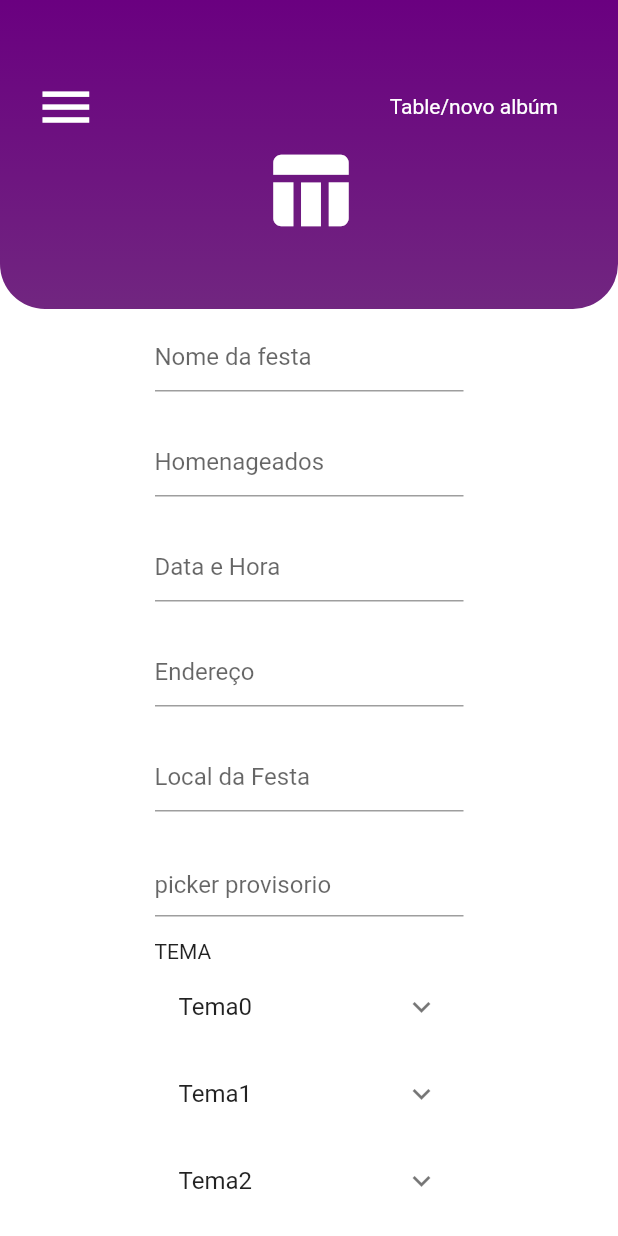
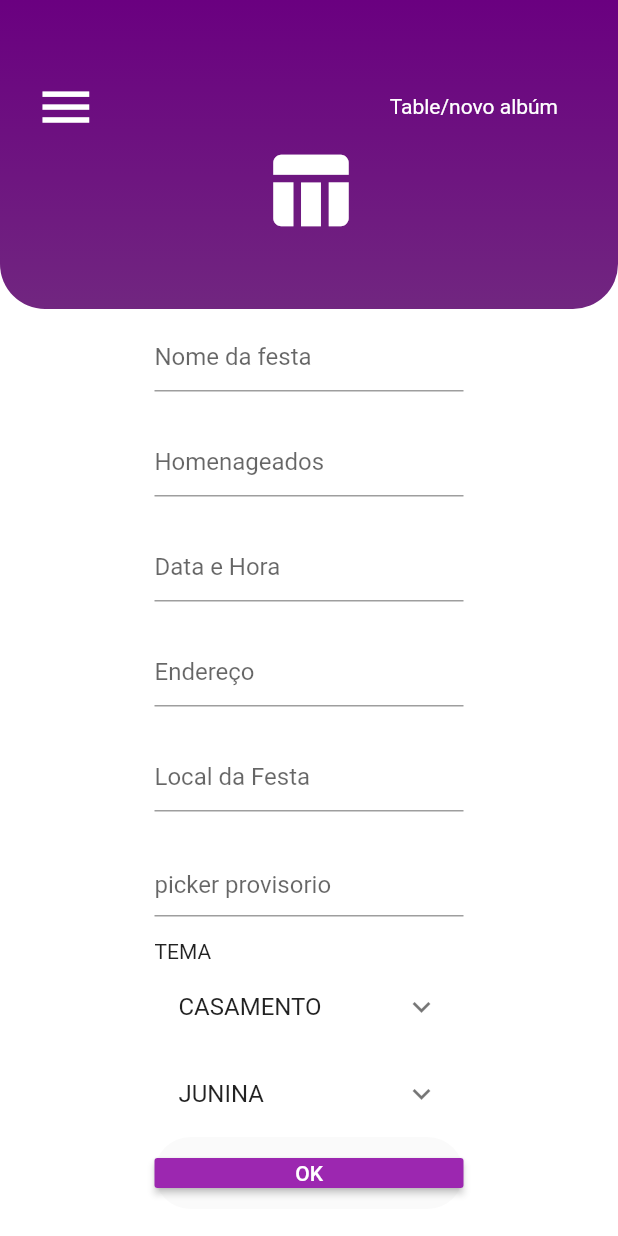
Before and after one commit to mugarate12/webappFlutter, a Flutter app: the Table screen opened by its route, after a tap on the "menu" icon, after a tap on "Novo albúm", on a phone screen of 412 x 824 dp. Run offline on Flutter 3.47's test engine with Material 2 defaults, Android fonts, the phone set to English and light mode, and no system bars; missing offline and left inert: dart:html, flutter_web; network calls fail.

Commit message:
pseudo requisiçoes feitas e funcionais

```diff
--- a/lib/components/btn_card_album.dart
+++ b/lib/components/btn_card_album.dart
@@ -1,6 +1,5 @@
 import 'package:flutter_web/material.dart';
 
-import 'package:congrats/responsive_widget.dart' as responsive_widget;
 
 class Btn extends StatelessWidget {
   @override
@@ -8,8 +7,6 @@ class Btn extends StatelessWidget {
     return Container(
       margin: EdgeInsets.only(
         left: 5,
-        // right:
-        //     responsive_widget.ResponsiveWidget.isSmallScreen(context) ? 5 : 0,
       ),
       width: MediaQuery.of(context).size.width / 15,
       child: RaisedButton(
--- a/lib/components/card_album.dart
+++ b/lib/components/card_album.dart
@@ -1,10 +1,28 @@
 import 'package:flutter_web/material.dart';
-import 'package:congrats/responsive_widget.dart' as responsive_widget;
 import 'package:congrats/components/img_card_album.dart' as img;
 import 'package:congrats/components/items_album.dart' as items;
 import 'package:congrats/components/btn_card_album.dart' as btn;
 
 class Card_Album extends StatelessWidget {
+
+  Card_Album({
+    Key key,
+    this.nome_da_festa,
+    this.homenageados,
+    this.data_e_hora,
+    this.endereco,
+    this.local_da_festa,
+    this.theme_img
+  })
+  :super(key: key);
+
+  final String nome_da_festa;
+  final String homenageados;
+  final String data_e_hora;
+  final String endereco;
+  final String local_da_festa;
+  final String theme_img;
+
   @override
   Widget build(BuildContext context) {
     return Container(
@@ -14,9 +32,19 @@ class Card_Album extends StatelessWidget {
         child: Column(
           children: <Widget>[
             // imagem de fundo
-            img.ImgAlbum(),
+            img.ImgAlbum(
+              nome_da_festa: nome_da_festa,
+              theme_img: theme_img
+            ),
+            // img.ImgAlbum(),
             // contem os items
-            items.Items(),
+            // items.Items(),
+            items.Items(
+              homenageados: homenageados,
+              data_e_hora: data_e_hora,
+              endereco: endereco,
+              local_da_festa: local_da_festa
+            ),
             // butões
             Container(
               width: MediaQuery.of(context).size.width / 4,
--- a/lib/components/img_card_album.dart
+++ b/lib/components/img_card_album.dart
@@ -1,6 +1,17 @@
 import 'package:flutter_web/material.dart';
 
 class ImgAlbum extends StatelessWidget {
+
+  ImgAlbum({
+    Key key,
+    this.nome_da_festa,
+    this.theme_img
+  })
+  :super(key: key);
+
+  final String nome_da_festa;
+  final String theme_img;
+
   @override
   Widget build(BuildContext context) {
     return Container(
@@ -11,7 +22,8 @@ class ImgAlbum extends StatelessWidget {
         borderRadius: BorderRadius.circular(5),
         image: DecorationImage(
           image: NetworkImage(
-            'https://jovemnerd.com.br/wp-content/uploads/2018/12/one-punch-man-2-temporada-teaser-760x428.png',
+            // 'https://jovemnerd.com.br/wp-content/uploads/2018/12/one-punch-man-2-temporada-teaser-760x428.png',
+            theme_img,
           ),
           fit: BoxFit.cover,
         ),
@@ -23,7 +35,8 @@ class ImgAlbum extends StatelessWidget {
           bottom: 5,
         ),
         child: Text(
-          'nome da festa',
+          // 'nome da festa',
+          nome_da_festa,
           style: TextStyle(
             color: Colors.white,
             fontSize: 21,
--- a/lib/components/items_album.dart
+++ b/lib/components/items_album.dart
@@ -3,6 +3,21 @@ import 'package:flutter_web/material.dart';
 import 'package:congrats/responsive_widget.dart' as responsive_widget;
 
 class Items extends StatelessWidget {
+
+  Items({
+    Key key,
+    this.homenageados,
+    this.data_e_hora,
+    this.endereco,
+    this.local_da_festa
+  })
+  :super(key: key);
+
+  final String homenageados;
+  final String data_e_hora;
+  final String endereco;
+  final String local_da_festa;
+
   @override
   Widget build(BuildContext context) {
     return Container(
@@ -18,7 +33,8 @@ class Items extends StatelessWidget {
                 print('ok and ${MediaQuery.of(context).size.width / 4.7}');
               },
               leading: Icon(Icons.location_city),
-              title: Text('Endereço'),
+              // title: Text('Endereço'),
+              title: Text(endereco),
             ),
           ),
           Container(
@@ -28,7 +44,8 @@ class Items extends StatelessWidget {
                 print('ok and ${MediaQuery.of(context).size.width / 4.7}');
               },
               leading: Icon(Icons.location_searching),
-              title: Text('Referência'),
+              // title: Text('Referência'),
+              title: Text(local_da_festa),
             ),
           ),
           Container(
@@ -38,7 +55,8 @@ class Items extends StatelessWidget {
                 print('ok and ${MediaQuery.of(context).size.width / 4.7}');
               },
               leading: Icon(Icons.cake),
-              title: Text('Homenageado'),
+              // title: Text('Homenageado'),
+              title: Text(homenageados),
             ),
           ),
           Container(
@@ -48,7 +66,8 @@ class Items extends StatelessWidget {
                 print('ok and ${MediaQuery.of(context).size.width / 4.7}');
               },
               leading: Icon(Icons.date_range),
-              title: Text('Data(Provisoria)'),
+              // title: Text('Data(Provisoria)'),
+              title: Text(data_e_hora),
             ),
           ),
         ],
--- /dev/null
+++ b/lib/components/json_class_album.dart
@@ -0,0 +1,32 @@
+class PartyAlbum {
+
+  final String nome_da_festa;
+  final String homenageados;
+  final String data_e_hora;
+  final String endereco;
+  final String local_da_festa;
+  final String theme_img;
+
+  PartyAlbum(
+    this.nome_da_festa,
+    this.homenageados,
+    this.data_e_hora,
+    this.endereco,
+    this.local_da_festa,
+    this.theme_img
+  );
+
+  factory PartyAlbum.fromJson(Map<String, dynamic> json){
+
+    return PartyAlbum(
+      json['nome_da_festa'],
+      json['homenageados'],
+      json['data_e_hora'],
+      json['endereco'],
+      json['local_da_festa'],
+      json['theme_img']
+    );
+
+  }
+
+}
--- /dev/null
+++ b/lib/components/json_class_newParty.dart
@@ -0,0 +1,19 @@
+class PartyTheme {
+  final int id;
+  final String theme;
+  final String category;
+  final String url;
+
+  PartyTheme(this.id, this.theme, this.category, this.url);
+
+  factory PartyTheme.fromJson(Map<String, dynamic> json){
+
+    return PartyTheme(
+      json['id'],
+      json['theme'],
+      json['category'],
+      json['url']
+    );
+
+  }
+}
--- a/lib/components/json_class_theme.dart
+++ b/lib/components/json_class_theme.dart
@@ -1,5 +1,3 @@
-import 'package:flutter_web/material.dart';
-
 class Example {
   final int id;
   final String name_of_fest;
--- a/lib/components/party_theme.dart
+++ b/lib/components/party_theme.dart
@@ -1,4 +1,6 @@
 import 'package:flutter_web/material.dart';
+import 'package:congrats/components/json_class_newParty.dart' as jsonParty;
+import 'dart:convert';
 
 class ListItem {
   ListItem(this.value, this.url);
@@ -10,50 +12,91 @@ class PartyTheme extends StatelessWidget {
   // valor pra mandar pro backend identificando a img
   int img;
 
-  List<String> _url_imgs_from_api() {
-    // a intenção é fazer a requisição, e em seguida gerar esse array somente com as urls
-    return [
-      'https://jovemnerd.com.br/wp-content/uploads/2018/12/one-punch-man-2-temporada-teaser-760x428.png',
-      'https://jovemnerd.com.br/wp-content/uploads/2018/12/one-punch-man-2-temporada-teaser-760x428.png',
-      'https://vignette.wikia.nocookie.net/mob-psycho-100/images/8/8c/Mob_anime.png/revision/latest?cb=20160712054631',
-      'http://leituraverso.com.br/wp-content/uploads/2019/01/mob-psycho-100-ritsu.jpg',
-      'https://vignette.wikia.nocookie.net/kurokonobasuke/images/7/79/LG_Kuroko.png/revision/latest?cb=20170730002650',
-      'https://vignette.wikia.nocookie.net/kurokonobasuke/images/7/79/LG_Kuroko.png/revision/latest?cb=20170730002650'
-    ];
+  List<String> _getCategories(jsonResponse) {
+    List<String> categories = [];
+
+    for (var i = 0; i < jsonResponse.length; i++) {
+      bool add = true;
+
+      for (var j = 0; j < categories.length; j++) {
+        if (jsonResponse[i].category == categories[j]) {
+          add = false;
+          break;
+        }
       }
 
-  List<Widget> _gerar() {
-    // processa a função acima e me da o array com as urls
-    List<String> imgArray = _url_imgs_from_api();
-    // array que tem os Widgets de fato, com as imagens dos temas
+      if (add) categories.add(jsonResponse[i].category);
+    }
+
+    return categories;
+  }
+
+  List<Widget> _themesByCategory() {
+
+    // simulando a requisição
+    var jsonResponse = [
+      '{ "id": 1, "theme": "CASAMENTO1", "category": "CASAMENTO", "url": "https://jovemnerd.com.br/wp-content/uploads/2018/12/one-punch-man-2-temporada-teaser-760x428.png" }',
+      '{ "id": 2, "theme": "JUNINA1", "category": "JUNINA", "url": "https://vignette.wikia.nocookie.net/mob-psycho-100/images/8/8c/Mob_anime.png/revision/latest?cb=20160712054631" }',
+    ];
+
+    // transformando numa lista de objetos
+    var jsonResponseDecoded = [];
+    for (var i = 0; i < jsonResponse.length; i++) {
+      jsonResponseDecoded
+          .add(new jsonParty.PartyTheme.fromJson(json.decode(jsonResponse[i])));
+    }
+
+    // identifico as categorias
+    List<String> categories = _getCategories(jsonResponseDecoded);
+
     List<Widget> themes = [];
 
-    for (var i = 0; i < imgArray.length; i++) {
-      themes.add(ExpansionTile(
-        title: Text("Tema${i}"),
-        children: <Widget>[
+    // serve pra agrupar em cada expansionTile as imagens com cada tema
+    // cada expansionTile é uma categoria, e esta, com seus temas
+    // esses dois for fazem tanto os expansionTiles quanto o agrupamento dos temas dentro deles
+    for (var i = 0; i < categories.length; i++) {
+      List<Widget> items = [];
+
+      // construo o widget com o tema de acordo com as categorias
+      for (var j = 0; j < jsonResponse.length; j++) {
+        if (jsonResponseDecoded[j].category == categories[i]) {
+          items.add(
             Padding(
               padding: EdgeInsets.only(bottom: 5),
               child: MaterialButton(
-              // key: Key(i.toString()),
                 elevation: 0.6,
                 onPressed: () {
-                img = i;
+                  img = j;
                   print(img);
                 },
                 child: Image.network(
-                imgArray[i],
+                  jsonResponseDecoded[j].url,
                   height: 50,
                   width: 150,
                 ),
               ),
-          )
+            ),
+          );
+        }
+      }
+
+      // adiciono dentro do expansion tile somente a lista de Widget que fazem parte desse tema
+      themes.add(
+        ExpansionTile(
+          title: Text(categories[i]),
+          children: <Widget>[
+            Wrap(
+              direction: Axis.horizontal,
+              children: items,
+            ),
           ],
-      ));
+        ),
+      );
     }
 
     return themes;
   }
+
 
   @override
   Widget build(BuildContext context) {
@@ -61,7 +104,7 @@ class PartyTheme extends StatelessWidget {
         width: MediaQuery.of(context).size.width,
         child: Wrap(
           direction: Axis.horizontal,
-          children: _gerar(),
+          children: _themesByCategory(),
         ));
   }
 }
--- a/lib/containers/show_albuns_widget.dart
+++ b/lib/containers/show_albuns_widget.dart
@@ -1,13 +1,11 @@
 import 'dart:convert';
 
 import 'package:flutter_web/material.dart';
-import 'package:flutter_web/rendering.dart';
 
-// import 'package:congrats/components/btn_album.dart' as btn_album;
-import 'package:congrats/components/img_album_button.dart' as img_album;
 import 'package:congrats/components/card_album.dart' as card;
 
 import 'package:congrats/components/json_class_theme.dart' as json_ex;
+import 'package:congrats/components/json_class_album.dart' as json_album;
 
 class ShowAlbuns extends StatelessWidget {
   Function _functionDiagramador(int id) {
@@ -20,67 +18,50 @@ class ShowAlbuns extends StatelessWidget {
 
   @override
   Widget build(BuildContext context) {
-    List<List> _get_from_api() {
+    List<Widget> _albuns() {
+      var jsonResponse = [
+        '{ "nome_da_festa": "Juninho", "homenageados": "Junior", "data_e_hora": "07-10-2019", "endereco": "Rua Pedro Oliveira", "local_da_festa": "Characa Junior", "theme_img": "https://jovemnerd.com.br/wp-content/uploads/2018/12/one-punch-man-2-temporada-teaser-760x428.png" }',
+        '{ "nome_da_festa": "Ronaldinho", "homenageados": "Ronaldo", "data_e_hora": "07-08-2019", "endereco": "Avenida kkk", "local_da_festa": "Piscina", "theme_img": "https://vignette.wikia.nocookie.net/mob-psycho-100/images/8/8c/Mob_anime.png/revision/latest?cb=20160712054631" }'
+      ];
 
+      var jsonResponseDecoded = [];
+      for (var i = 0; i < jsonResponse.length; i++) {
+        jsonResponseDecoded.add(
+            new json_album.PartyAlbum.fromJson(json.decode(jsonResponse[i])));
+      }
 
-      var jsonExample = ' { "name_of_fest": "o nome agora é @", "id": 1 }';
+      List<Widget> albums = [];
+      // adicionando exemplo, desconsiderar depois
+      albums.add(card.Card_Album(
+        nome_da_festa: 'nome da festa',
+        homenageados: "homenageados",
+        data_e_hora: 'data e hora',
+        endereco: 'endereço',
+        local_da_festa: "local da festa",
+        theme_img:
+            'https://vignette.wikia.nocookie.net/mob-psycho-100/images/8/8c/Mob_anime.png/revision/latest?cb=20160712054631',
+      ));
 
-      final jsonResponse = json.decode(jsonExample);
+      for (var m = 0; m < jsonResponseDecoded.length; m++) {
+        albums.add(card.Card_Album(
+                nome_da_festa: jsonResponseDecoded[m].nome_da_festa,
+                homenageados: jsonResponseDecoded[m].homenageados,
+                data_e_hora: jsonResponseDecoded[m].data_e_hora,
+                endereco: jsonResponseDecoded[m].endereco,
+                local_da_festa: jsonResponseDecoded[m].local_da_festa,
+                theme_img: jsonResponseDecoded[m].theme_img)
+            // card.Card_Album()
+            );
+      }
 
-      json_ex.Example a = new json_ex.Example.fromJson(jsonResponse);
-
-      print(a.name_of_fest);
-
-
-      // simulando o que aqui, vai ser um json
-      return [
-        [
-          1,
-          'Festa de Fulano',
-          'https://vignette.wikia.nocookie.net/mob-psycho-100/images/8/8c/Mob_anime.png/revision/latest?cb=20160712054631'
-        ],
-        [
-          2,
-          'festa de cicrano',
-          'https://jovemnerd.com.br/wp-content/uploads/2018/12/one-punch-man-2-temporada-teaser-760x428.png'
-        ],
-        [
-          3,
-          'festa de cicrano',
-          'http://leituraverso.com.br/wp-content/uploads/2019/01/mob-psycho-100-ritsu.jpg'
-        ],
-        [
-          4,
-          'festa de cicrano',
-          'https://vignette.wikia.nocookie.net/kurokonobasuke/images/7/79/LG_Kuroko.png/revision/latest?cb=20170730002650',
-        ],
-        [
-          5,
-          'festa de cicrano',
-          'https://jovemnerd.com.br/wp-content/uploads/2018/12/one-punch-man-2-temporada-teaser-760x428.png'
-        ],
-      ];
+      return albums;
     }
-
-    Widget _items() {
-      List<List> items = _get_from_api();
-
-      return card.Card_Album();
-
-    }
-
 
     return Container(
       width: MediaQuery.of(context).size.width / 4,
       height: MediaQuery.of(context).size.height -
           (MediaQuery.of(context).size.height / 4),
-      child: ListView(
-        children: <Widget>[
-          card.Card_Album(),
-          card.Card_Album(),
-          _items(),
-        ],
-      ),
+      child: ListView(children: _albuns()),
     );
 
     // return Wrap(
```
Lines whose indentation alone changed are shown as unchanged.
